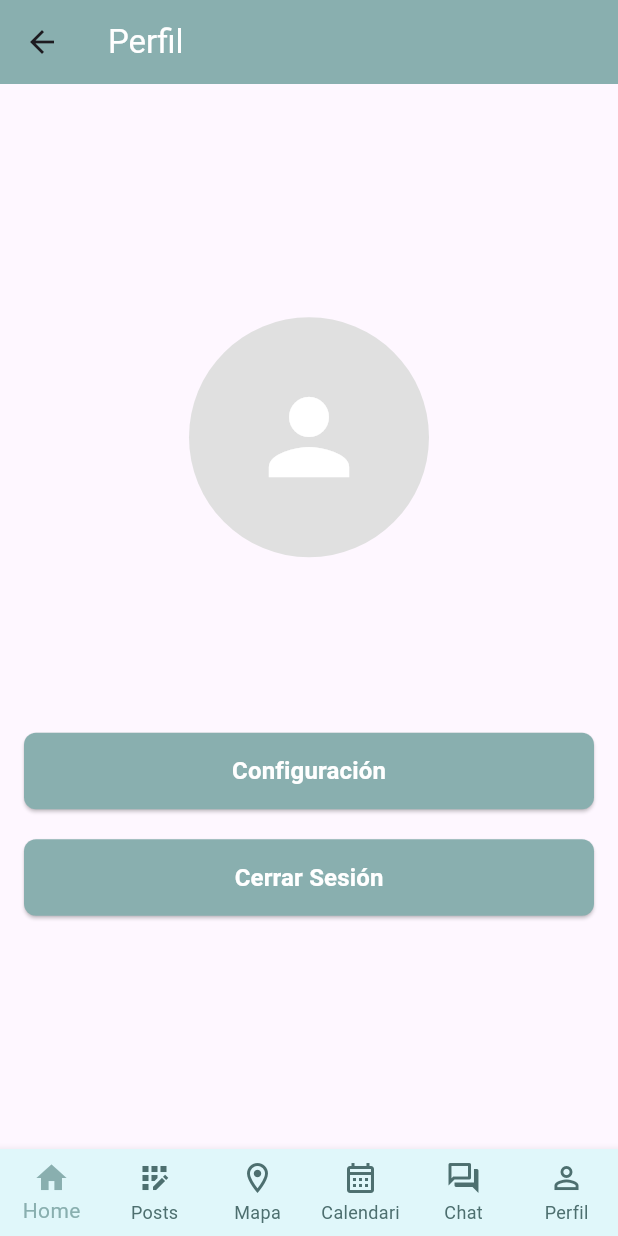
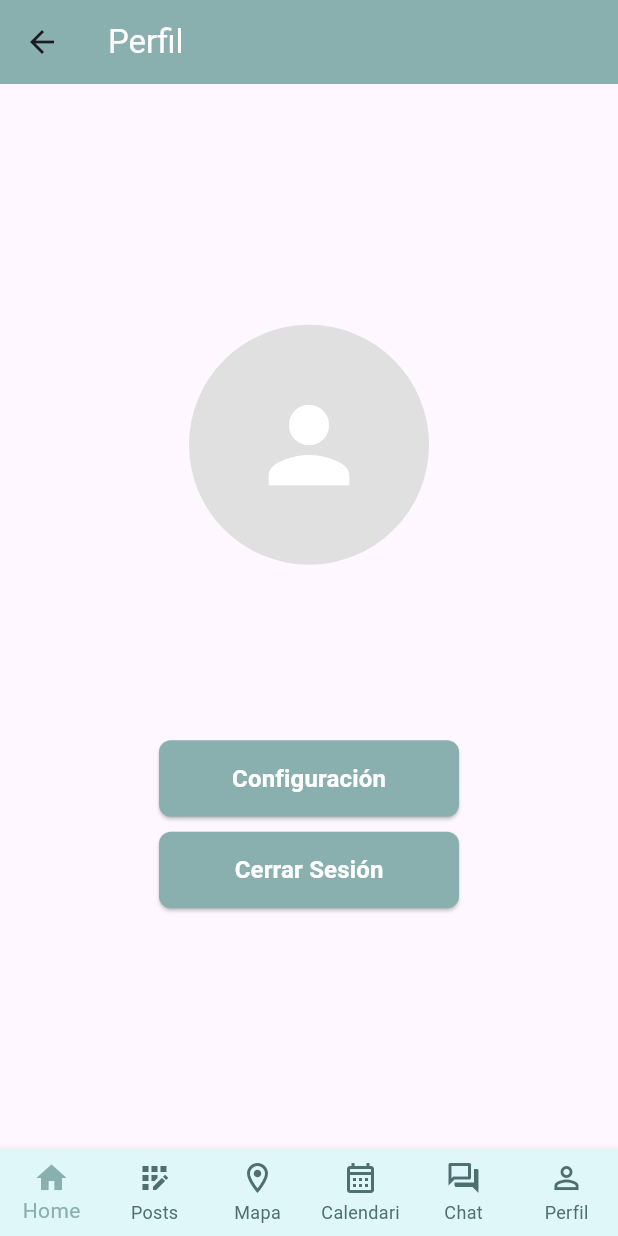
Before and after one commit to mayravm26/Frontend_minimo2, a Flutter app: the PerfilScreen screen opened by its route, on a phone screen of 412 x 824 dp. Run offline on Flutter 3.47's test engine with Material 3 defaults, Android fonts, the phone set to English and light mode, and no system bars; our stand-ins replace dio, get, jwt_decoder, shared_preferences, table_calendar; missing offline and left inert: cloudinary_flutter, cloudinary_url_gen, image_picker_web; accounts and stored records are empty; network calls fail.

Commit message:
detalls visuals

```diff
--- a/lib/screen/perfilScreen.dart
+++ b/lib/screen/perfilScreen.dart
@@ -82,11 +82,15 @@ class _PerfilScreenState extends State<PerfilScreen> {
               const SizedBox(height: 30),
 
               // Botones debajo de la foto de perfil
-                _buildProfileButton(context, 'Configuración'),
+              SizedBox(
+                width: 200, // Ancho del botón Configuración
+                child: _buildProfileButton(context, 'Configuración'),
+              ),
               const SizedBox(height: 10),
-                //_buildProfileButton(context, 'Mis Posts'),
-                const SizedBox(height: 10),
-                _buildProfileButton(context, 'Cerrar Sesión'),
+              SizedBox(
+                width: 200, // Ancho del botón Cerrar Sesión
+                child: _buildProfileButton(context, 'Cerrar Sesión'),
+              ),
             ],
           ),
         ),
@@ -94,6 +98,7 @@ class _PerfilScreenState extends State<PerfilScreen> {
     ),
   );
 }
+
 
   // Widget para construir los botones con un estilo consistente
   Widget _buildProfileButton(BuildContext context, String text) {
```
Lines whose indentation alone changed are shown as unchanged.
